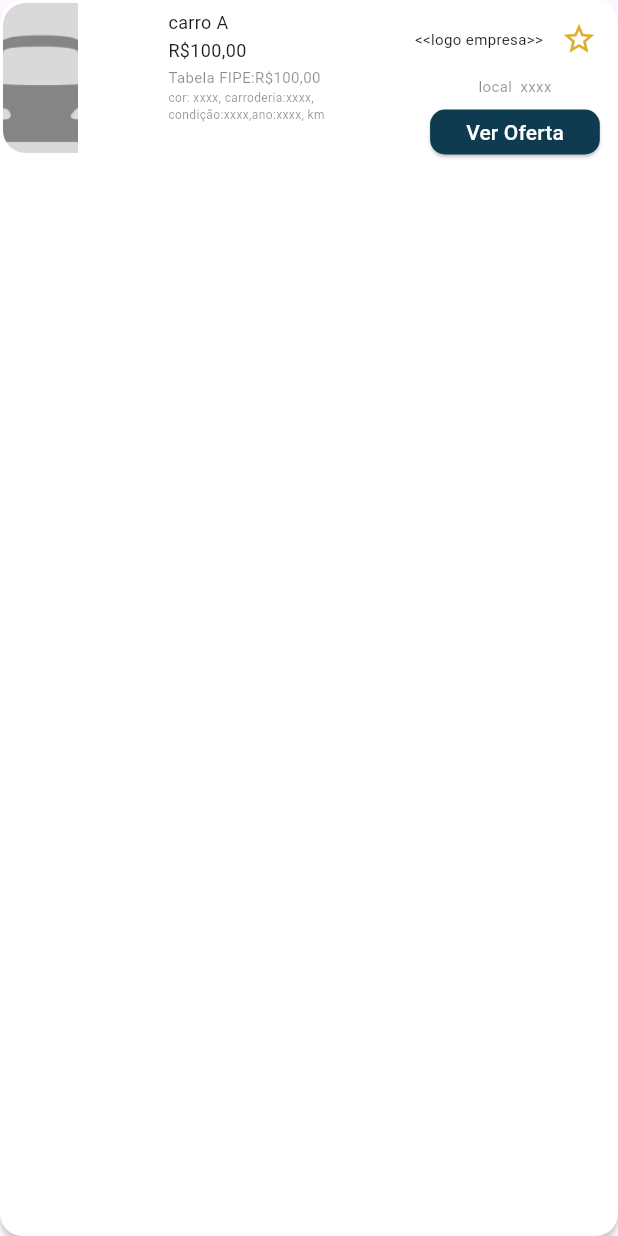
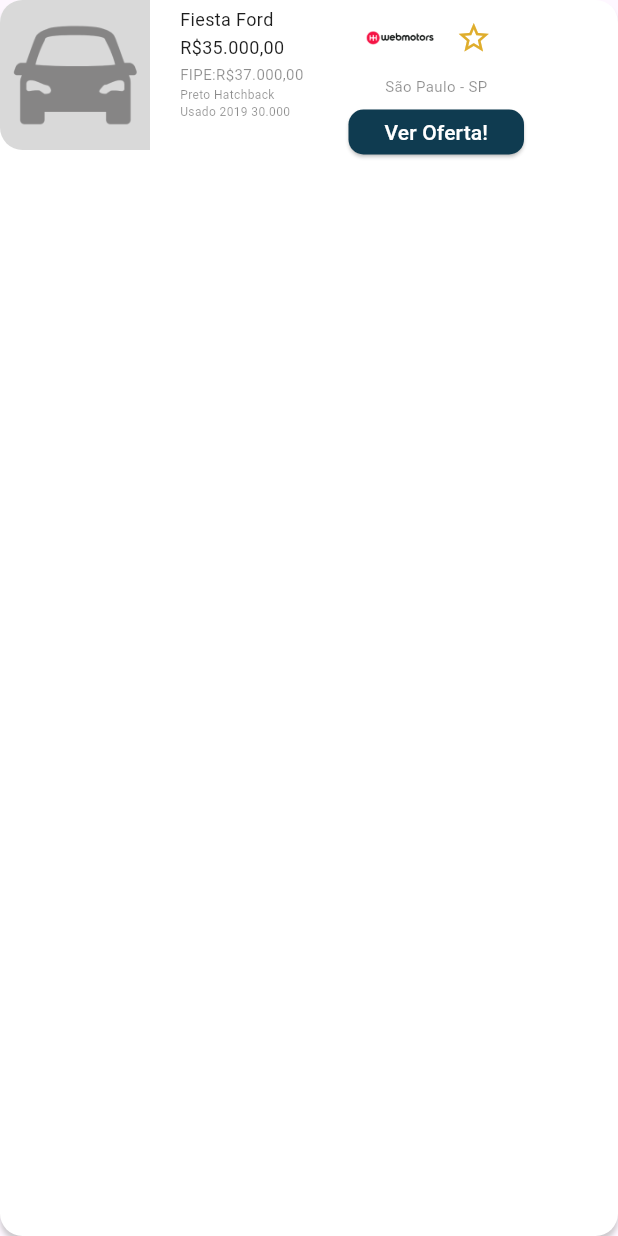
Before and after one commit to naluronicaa/projeto_integrador_4sm, a Flutter app: the CarroWidget widget shown alone on an empty page, opened directly, on a phone screen of 412 x 824 dp. Run offline on Flutter 3.47's test engine with Material 2 defaults, Android fonts, the phone set to English and light mode, and no system bars; missing offline and left inert: web_smooth_scroll.

Commit message:
Atualização das ofertas

```diff
--- a/lib/scr/ofertas.dart
+++ b/lib/scr/ofertas.dart
@@ -1,11 +1,36 @@
 import 'package:flutter/material.dart';
+import 'package:url_launcher/url_launcher.dart';
+import 'package:url_launcher/url_launcher_string.dart';
 
 class CarroWidget extends StatefulWidget {
-  final String nome;
+  final String marca;
+  final String modelo;
+  final String cor;
+  final String ano;
   final String preco;
+  final String km;
+  final String localizacao;
+  final String carroceria;
+  final String condicao;
   final String fipe;
+  final String site;
 
-  CarroWidget({required this.nome, required this.preco, required this.fipe});
+
+  CarroWidget(
+    {
+    required this.marca,
+    required this.modelo,
+    required this.cor,
+    required this.ano,
+    required this.preco,
+    required this.km,
+    required this.localizacao,
+    required this.carroceria,
+    required this.condicao,
+    required this.fipe,
+    required this.site,
+  }
+);
 
   @override
   _CarroWidgetState createState() => _CarroWidgetState();
@@ -14,12 +39,28 @@
 class _CarroWidgetState extends State<CarroWidget> {
   bool click = false;
 
+  Widget buildLogo() {
+  if (widget.site.contains('webmotors')) {
+    // Use o logo da Webmotors
+    return Image.asset('assets/logo_webm.png', width: 50, height: 50); // Substitua pelo caminho do seu logo da Webmotors
+  } else if (widget.site.contains('olx')) {
+    // Use o logo da OLX
+    return Image.asset('assets/logo_olx.png', width: 50, height: 50); // Substitua pelo caminho do seu logo da OLX
+  } else if (widget.site.contains('icarros')) {
+    // Use o logo da iCarros
+    return Image.asset('assets/logo_icarros.png', width: 50, height: 50); // Substitua pelo caminho do seu logo da iCarros
+  } else {
+    // Use o logo padrão se não for nenhuma das opções acima
+    return Image.asset('assets/logo_padrao.png', width: 50, height: 50); // Substitua pelo caminho do seu logo padrão
+  }
+}
+
+
   @override
   Widget build(BuildContext context) {
     return LayoutBuilder(builder: (context, constraints){
       final bool isMobile = constraints.maxWidth < 600;
       return Container(
-        padding: EdgeInsets.all(2.0),
         decoration: BoxDecoration(
           color: Colors.white,
           borderRadius: BorderRadius.circular(15.0),
@@ -34,7 +75,7 @@
         child: isMobile ?
           Row(
           crossAxisAlignment: CrossAxisAlignment.start,
-          mainAxisAlignment: MainAxisAlignment.spaceBetween,
+          //mainAxisAlignment: MainAxisAlignment.spaceBetween,
           children: [
             ClipRRect(
               borderRadius: const BorderRadius.only(
@@ -43,32 +84,36 @@
               ),
               child: Image.asset(
                 'assets/car_default.png',
-                width: 50,
+                width: 100,
                 height: 100,
                 fit: BoxFit.cover,
               ),
             ),
+
+            const SizedBox(width: 20),
 
             Column(
               crossAxisAlignment: CrossAxisAlignment.start,
               children: [
                 //nome = Modelo + Marca
                 const SizedBox(height: 4),
-                Text(widget.nome, style: const TextStyle(fontSize: 12, color: Color.fromARGB(255, 30, 30, 30))),
+                Text(widget.modelo + ' ' + widget.marca, style: const TextStyle(fontSize: 12, color: Color.fromARGB(255, 30, 30, 30))),
                 const SizedBox(height: 2),
                 Text(widget.preco, style: const TextStyle(fontSize: 12, color: Color.fromARGB(255, 30, 30, 30))),
                 const SizedBox(height: 2),
-                Text('Tabela FIPE:' + widget.fipe, style: const TextStyle(fontSize: 10, color: Color.fromARGB(130, 30, 30, 30))),
+                Text('FIPE:' + widget.fipe, style: const TextStyle(fontSize: 10, color: Color.fromARGB(130, 30, 30, 30))),
                 const SizedBox(height: 2),
-                Text('cor: xxxx, carroderia:xxxx,\ncondição:xxxx,ano:xxxx, km', style: TextStyle(fontSize: 8, color: Color.fromARGB(130, 30, 30, 30))),
+                Text(widget.cor + ' ' +  widget.carroceria + ' \n' + widget.condicao +  ' ' + widget.ano + ' ' + widget.km, style: TextStyle(fontSize: 8, color: Color.fromARGB(130, 30, 30, 30))),
               ],
             ),
+
+            const SizedBox(width: 30),
 
             Column(
               children: [
                 Row(
                   children: [
-                    Text('<<logo empresa>>', style: TextStyle(fontSize: 10),),
+                    buildLogo(),
                     IconButton(
                       onPressed: () {
                         setState(() {
@@ -80,7 +125,7 @@
                   ],
                 ),
 
-                Text('local  xxxx', style: TextStyle(fontSize: 10, color: Color.fromARGB(130, 30, 30, 30))),
+                Text(widget.localizacao, style: TextStyle(fontSize: 10, color: Color.fromARGB(130, 30, 30, 30))),
 
                 ElevatedButton(
                   onPressed: () {
@@ -95,7 +140,7 @@
                       ),
                     ),
                   ),
-                  child: const Text('Ver Oferta', style: TextStyle(color: Colors.white)),
+                  child: const Text('Ver Oferta!', style: TextStyle(color: Colors.white)),
                 )
               ],
 
@@ -113,8 +158,8 @@
               ),
               child: Image.asset(
                 'assets/car_default.png',
-                width: 90,
-                height: 80,
+                width: 100,
+                height: 100,
                 fit: BoxFit.cover,
               ),
             ),
@@ -126,11 +171,11 @@
               children: [
                 //nome = Modelo + Marca
                 const SizedBox(height: 4),
-                Text(widget.nome, style: const TextStyle(fontSize: 17, color: Color.fromARGB(255, 30, 30, 30))),
+                Text(widget.modelo + ' ' + widget.marca, style: const TextStyle(fontSize: 17, color: Color.fromARGB(255, 30, 30, 30))),
                 const SizedBox(height: 2),
                 Text(widget.preco, style: const TextStyle(fontSize: 17, color: Color.fromARGB(255, 30, 30, 30))),
                 const SizedBox(height: 2),
-                Text('Tabela FIPE:' + widget.fipe, style: const TextStyle(fontSize: 15, color: Color.fromARGB(130, 30, 30, 30)))
+                Text('FIPE:' + widget.fipe, style: const TextStyle(fontSize: 15, color: Color.fromARGB(130, 30, 30, 30)))
               ],
             ),
 
@@ -140,11 +185,11 @@
               crossAxisAlignment: CrossAxisAlignment.center,
               children: [
                 const SizedBox(height: 4),
-                Text('ano : XXXX', style: const TextStyle(fontSize: 15, color: Color.fromARGB(130, 30, 30, 30))),
+                Text(widget.ano, style: const TextStyle(fontSize: 15, color: Color.fromARGB(130, 30, 30, 30))),
                 const SizedBox(height: 2),
-                Text('KM : XXXXX', style: const TextStyle(fontSize: 15, color: Color.fromARGB(130, 30, 30, 30))),
+                Text(widget.km, style: const TextStyle(fontSize: 15, color: Color.fromARGB(130, 30, 30, 30))),
                 const SizedBox(height: 2),
-                Text('local xxxxxxxx', style: const TextStyle(fontSize: 15, color: Color.fromARGB(130, 30, 30, 30)))
+                Text(widget.localizacao, style: const TextStyle(fontSize: 15, color: Color.fromARGB(130, 30, 30, 30)))
               ],
             ),
 
@@ -154,11 +199,11 @@
               crossAxisAlignment: CrossAxisAlignment.center,
               children: [
                 const SizedBox(height: 4),
-                Text('cor : XXXX', style: const TextStyle(fontSize: 15, color: Color.fromARGB(130, 30, 30, 30))),
+                Text(widget.cor, style: const TextStyle(fontSize: 15, color: Color.fromARGB(130, 30, 30, 30))),
                 const SizedBox(height: 2),
-                Text('carroceria : XXXXX', style: const TextStyle(fontSize: 15, color: Color.fromARGB(130, 30, 30, 30))),
+                Text(widget.carroceria, style: const TextStyle(fontSize: 15, color: Color.fromARGB(130, 30, 30, 30))),
                 const SizedBox(height: 2),
-                Text('condição: xxxx', style: const TextStyle(fontSize: 15, color: Color.fromARGB(130, 30, 30, 30)))
+                Text(widget.condicao, style: const TextStyle(fontSize: 15, color: Color.fromARGB(130, 30, 30, 30)))
               ],
             ),
             const SizedBox(width: 12),
@@ -170,21 +215,21 @@
                 const SizedBox(height: 4),
                 Row(
                   children: [
-                    Text('<<logo empresa>>'),
+                    buildLogo(),
                     IconButton(
                       onPressed: () {
                         setState(() {
                           click = !click;
                         });
                       },
-                      icon: Icon((click == true) ? Icons.star : Icons.star_border, color:Color.fromARGB(255, 223, 173, 44)),
+                      icon: Icon((click == true) ? Icons.star : Icons.star_border, color:const Color.fromARGB(255, 223, 173, 44)),
                     )
                   ],
                 ),
 
                 ElevatedButton(
                   onPressed: () {
-                    // colocar o link
+                    _launchURL(widget.site);
                   },
                   style: ButtonStyle(
                     backgroundColor: MaterialStateProperty.all<Color>(const Color.fromARGB(255, 15, 59, 80)),
@@ -194,7 +239,7 @@
                       ),
                     ),
                   ),
-                  child: const Text('Ver Oferta', style: TextStyle(color: Colors.white)),
+                  child: const Text('Ver Oferta!', style: TextStyle(color: Colors.white)),
                 )
               ],
 
@@ -203,6 +248,14 @@
           ],
         )
       );
-    });
+    }
+    );
+  }
+  void _launchURL(String url) async {
+    if (await canLaunchUrlString(url)) {
+      await launchUrlString(url);
+    } else {
+      throw 'Não foi possível abrir a URL: $url';
+    }
   }
 }
--- a/lib/scr/pagina_pesquisa.dart
+++ b/lib/scr/pagina_pesquisa.dart
@@ -103,18 +103,89 @@
                 padding: const EdgeInsets.all(10.0),
                 child: ListView(
                 children: [
-                  CarroWidget(nome: 'carro A', preco: 'R\$100,00', fipe: 'R\$100,00'),
-                  CarroWidget(nome: 'carro B', preco: 'R\$50,00', fipe: 'R\$100,00'),
-                  CarroWidget(nome: 'carro c', preco: 'R\$50,00', fipe: 'R\$100,00'),
-                  CarroWidget(nome: 'carro B', preco: 'R\$50,00', fipe: 'R\$100,00'),
-                  CarroWidget(nome: 'carro B', preco: 'R\$50,00', fipe: 'R\$100,00'),
-                  CarroWidget(nome: 'carro B', preco: 'R\$50,00', fipe: 'R\$100,00'),
-                  CarroWidget(nome: 'carro B', preco: 'R\$50,00', fipe: 'R\$100,00'),
-                  CarroWidget(nome: 'carro B', preco: 'R\$50,00', fipe: 'R\$100,00'),
-                  CarroWidget(nome: 'carro B', preco: 'R\$50,00', fipe: 'R\$100,00'),
-                  CarroWidget(nome: 'carro B', preco: 'R\$50,00', fipe: 'R\$100,00'),
-                  CarroWidget(nome: 'carro B', preco: 'R\$50,00', fipe: 'R\$100,00'),
-                  CarroWidget(nome: 'carro B', preco: 'R\$50,00', fipe: 'R\$100,00'),
+                  CarroWidget(
+                    marca: 'Ford',
+                    modelo: 'Fiesta',
+                    cor: 'Preto',
+                    ano: '2019',
+                    preco: 'R\$35.000,00',
+                    km: '30.000',
+                    localizacao: 'São Paulo - SP',
+                    carroceria: 'Hatchback',
+                    condicao: 'Usado',
+                    fipe: 'R\$37.000,00',
+                    site: 'https://www.webmotors.com.br/carros/estoque?lkid=1022',
+                  ),
+
+                  CarroWidget(
+                    marca: 'Chevrolet',
+                    modelo: 'Onix',
+                    cor: 'Branco',
+                    ano: '2020',
+                    preco: 'R\$40.000,00',
+                    km: '25.000',
+                    localizacao: 'Rio de Janeiro - RJ',
+                    carroceria: 'Sedan',
+                    condicao: 'Seminovo',
+                    fipe: 'R\$42.000,00',
+                    site: 'https://www.olx.com.br/',
+                  ),
+
+                  CarroWidget(
+                    marca: 'Volkswagen',
+                    modelo: 'Golf',
+                    cor: 'Azul',
+                    ano: '2018',
+                    preco: 'R\$45.000,00',
+                    km: '35.000',
+                    localizacao: 'Belo Horizonte - MG',
+                    carroceria: 'Hatchback',
+                    condicao: 'Usado',
+                    fipe: 'R\$47.000,00',
+                    site: 'https://www.icarros.com.br/',
+                  ),
+
+                  CarroWidget(
+                    marca: 'Toyota',
+                    modelo: 'Corolla',
+                    cor: 'Prata',
+                    ano: '2021',
+                    preco: 'R\$60.000,00',
+                    km: '10.000',
+                    localizacao: 'Curitiba - PR',
+                    carroceria: 'Sedan',
+                    condicao: 'Novo',
+                    fipe: 'R\$65.000,00',
+                    site: 'https://www.webmotors.com.br/carros/estoque?lkid=1022',
+                  ),
+
+                  CarroWidget(
+                    marca: 'Honda',
+                    modelo: 'Civic',
+                    cor: 'Cinza',
+                    ano: '2017',
+                    preco: 'R\$38.000,00',
+                    km: '40.000',
+                    localizacao: 'Porto Alegre - RS',
+                    carroceria: 'Sedan',
+                    condicao: 'Usado',
+                    fipe: 'R\$40.000,00',
+                    site: 'https://www.olx.com.br/',
+                  ),
+
+                  CarroWidget(
+                    marca: 'Hyundai',
+                    modelo: 'HB20',
+                    cor: 'Vermelho',
+                    ano: '2019',
+                    preco: 'R\$36.000,00',
+                    km: '20.000',
+                    localizacao: 'Salvador - BA',
+                    carroceria: 'Hatchback',
+                    condicao: 'Seminovo',
+                    fipe: 'R\$38.000,00',
+                    site: 'https://www.icarros.com.br/',
+                  ),
 
                 ],
               )
```
Also changed, not shown: assets/car_default.png, assets/logo_icarros.png (added), assets/logo_mercado.png (added), assets/logo_olx.png (added), assets/logo_webm.png (added).
